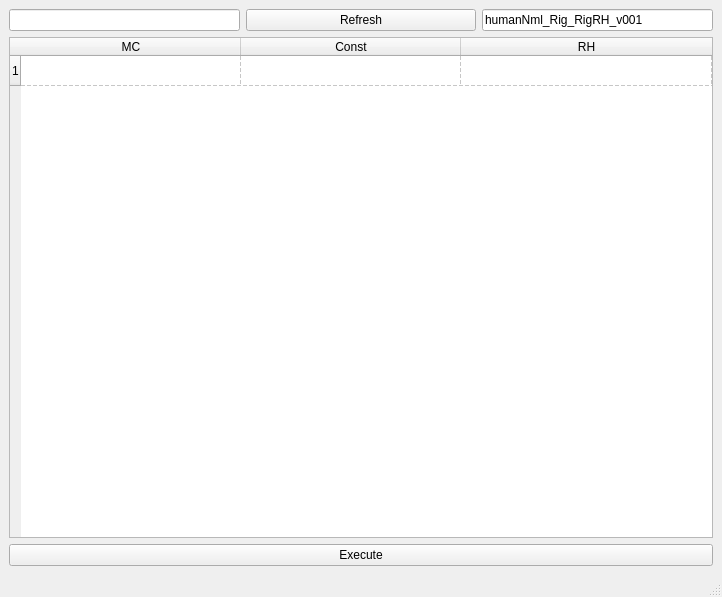
The window that gui.ui (n-designdev/motioncapture_attacher) describes before a commit, drawn with Qt 5.
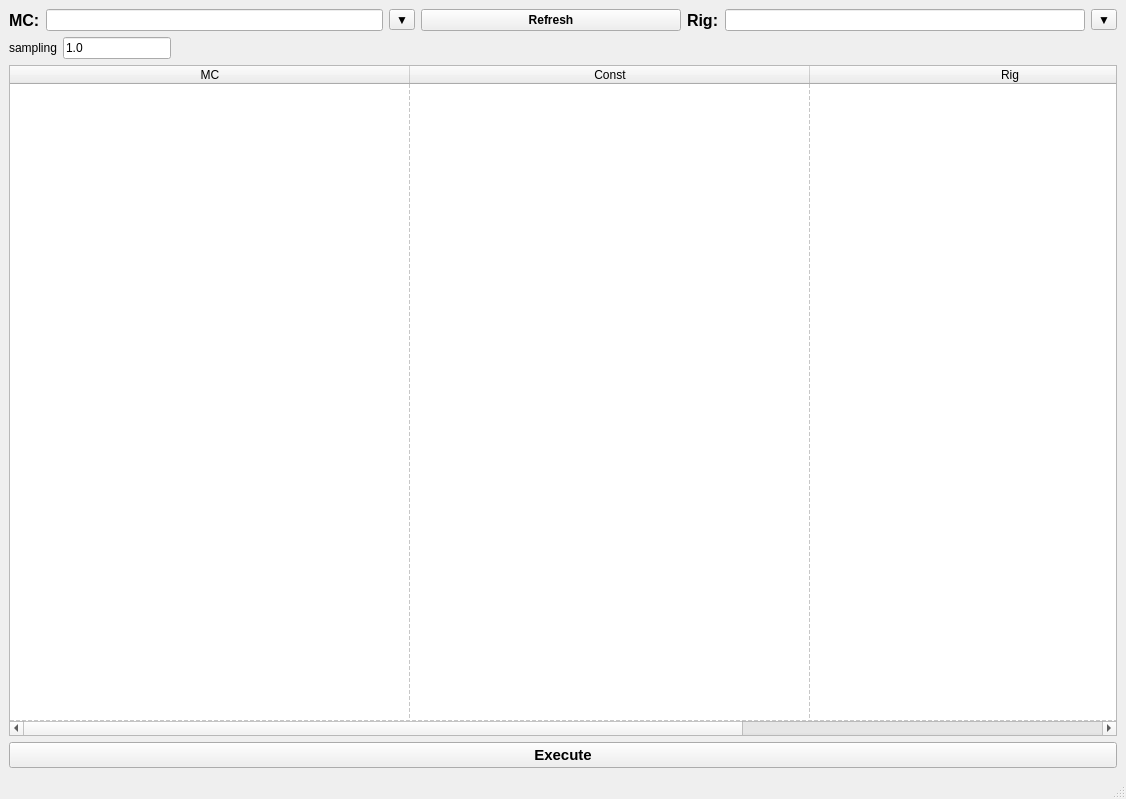
The same window after the commit.

What changed in the file:
```diff
--- a/gui.ui
+++ b/gui.ui
@@ -6,8 +6,8 @@
    <rect>
     <x>0</x>
     <y>0</y>
-    <width>722</width>
-    <height>597</height>
+    <width>1126</width>
+    <height>799</height>
    </rect>
   </property>
   <property name="windowTitle">
@@ -19,8 +19,46 @@
      <layout class="QHBoxLayout" name="horizontalLayout_3">
       <item>
        <layout class="QHBoxLayout" name="horizontalLayout_2">
+        <item>
+         <widget class="QLabel" name="label">
+          <property name="sizePolicy">
+           <sizepolicy hsizetype="Fixed" vsizetype="Preferred">
+            <horstretch>0</horstretch>
+            <verstretch>0</verstretch>
+           </sizepolicy>
+          </property>
+          <property name="font">
+           <font>
+            <pointsize>12</pointsize>
+            <weight>75</weight>
+            <bold>true</bold>
+           </font>
+          </property>
+          <property name="text">
+           <string>MC:</string>
+          </property>
+         </widget>
+        </item>
         <item>
          <widget class="QLineEdit" name="mc_ns_line">
+          <property name="sizePolicy">
+           <sizepolicy hsizetype="Expanding" vsizetype="Fixed">
+            <horstretch>0</horstretch>
+            <verstretch>0</verstretch>
+           </sizepolicy>
+          </property>
+          <property name="minimumSize">
+           <size>
+            <width>300</width>
+            <height>0</height>
+           </size>
+          </property>
+          <property name="maximumSize">
+           <size>
+            <width>111111</width>
+            <height>16777215</height>
+           </size>
+          </property>
           <property name="text">
            <string/>
           </property>
@@ -28,25 +66,104 @@
         </item>
        </layout>
       </item>
+      <item>
+       <widget class="QToolButton" name="mc_popup">
+        <property name="text">
+         <string>▼</string>
+        </property>
+        <property name="popupMode">
+         <enum>QToolButton::DelayedPopup</enum>
+        </property>
+        <property name="toolButtonStyle">
+         <enum>Qt::ToolButtonTextOnly</enum>
+        </property>
+        <property name="arrowType">
+         <enum>Qt::DownArrow</enum>
+        </property>
+       </widget>
+      </item>
       <item>
        <widget class="QPushButton" name="refresh_button">
         <property name="sizePolicy">
-         <sizepolicy hsizetype="Expanding" vsizetype="Fixed">
+         <sizepolicy hsizetype="Maximum" vsizetype="Fixed">
           <horstretch>0</horstretch>
           <verstretch>0</verstretch>
          </sizepolicy>
         </property>
+        <property name="minimumSize">
+         <size>
+          <width>260</width>
+          <height>0</height>
+         </size>
+        </property>
+        <property name="maximumSize">
+         <size>
+          <width>260</width>
+          <height>16777215</height>
+         </size>
+        </property>
+        <property name="font">
+         <font>
+          <weight>75</weight>
+          <bold>true</bold>
+         </font>
+        </property>
         <property name="text">
          <string>Refresh</string>
         </property>
        </widget>
       </item>
+      <item>
+       <widget class="QLabel" name="label_2">
+        <property name="sizePolicy">
+         <sizepolicy hsizetype="Fixed" vsizetype="Preferred">
+          <horstretch>0</horstretch>
+          <verstretch>0</verstretch>
+         </sizepolicy>
+        </property>
+        <property name="font">
+         <font>
+          <pointsize>12</pointsize>
+          <weight>75</weight>
+          <bold>true</bold>
+         </font>
+        </property>
+        <property name="text">
+         <string>Rig:</string>
+        </property>
+       </widget>
+      </item>
       <item>
        <layout class="QHBoxLayout" name="horizontalLayout">
         <item>
          <widget class="QLineEdit" name="rh_ns_line">
+          <property name="sizePolicy">
+           <sizepolicy hsizetype="Expanding" vsizetype="Fixed">
+            <horstretch>0</horstretch>
+            <verstretch>0</verstretch>
+           </sizepolicy>
+          </property>
+          <property name="minimumSize">
+           <size>
+            <width>360</width>
+            <height>0</height>
+           </size>
+          </property>
+          <property name="maximumSize">
+           <size>
+            <width>11111</width>
+            <height>16777215</height>
+           </size>
+          </property>
           <property name="text">
-           <string>humanNml_Rig_RigRH_v001</string>
+           <string/>
+          </property>
+         </widget>
+        </item>
+        <item>
+         <widget class="QToolButton" name="rh_popup">
+          <property name="text">
+           <string>▼</string>
           </property>
          </widget>
         </item>
@@ -54,8 +171,51 @@
       </item>
      </layout>
     </item>
+    <item>
+     <layout class="QHBoxLayout" name="horizontalLayout_4">
+      <item>
+       <widget class="QLabel" name="label_3">
+        <property name="text">
+         <string>sampling</string>
+        </property>
+       </widget>
+      </item>
+      <item>
+       <widget class="QLineEdit" name="sampling_line">
+        <property name="sizePolicy">
+         <sizepolicy hsizetype="Minimum" vsizetype="Fixed">
+          <horstretch>0</horstretch>
+          <verstretch>0</verstretch>
+         </sizepolicy>
+        </property>
+        <property name="text">
+         <string>1.0</string>
+        </property>
+       </widget>
+      </item>
+      <item>
+       <spacer name="horizontalSpacer">
+        <property name="orientation">
+         <enum>Qt::Horizontal</enum>
+        </property>
+        <property name="sizeHint" stdset="0">
+         <size>
+          <width>40</width>
+          <height>20</height>
+         </size>
+        </property>
+       </spacer>
+      </item>
+     </layout>
+    </item>
     <item>
      <widget class="QTableWidget" name="info_table">
+      <property name="sizePolicy">
+       <sizepolicy hsizetype="Preferred" vsizetype="Expanding">
+        <horstretch>0</horstretch>
+        <verstretch>0</verstretch>
+       </sizepolicy>
+      </property>
       <property name="gridStyle">
        <enum>Qt::DashLine</enum>
       </property>
@@ -69,7 +229,7 @@
        <bool>false</bool>
       </attribute>
       <attribute name="horizontalHeaderDefaultSectionSize">
-       <number>220</number>
+       <number>400</number>
       </attribute>
       <attribute name="horizontalHeaderHighlightSections">
        <bool>true</bool>
@@ -80,11 +240,14 @@
       <attribute name="horizontalHeaderStretchLastSection">
        <bool>true</bool>
       </attribute>
+      <attribute name="verticalHeaderVisible">
+       <bool>false</bool>
+      </attribute>
       <attribute name="verticalHeaderCascadingSectionResizes">
        <bool>true</bool>
       </attribute>
       <attribute name="verticalHeaderStretchLastSection">
-       <bool>false</bool>
+       <bool>true</bool>
       </attribute>
       <row/>
       <column>
@@ -99,13 +262,20 @@
       </column>
       <column>
        <property name="text">
-        <string>RH</string>
+        <string>Rig</string>
        </property>
       </column>
      </widget>
     </item>
     <item>
      <widget class="QPushButton" name="exec_button">
+      <property name="font">
+       <font>
+        <pointsize>11</pointsize>
+        <weight>75</weight>
+        <bold>true</bold>
+       </font>
+      </property>
       <property name="text">
        <string>Execute</string>
       </property>
```
Left out of the diff: 4 changed lines with no effect on the pictures.
